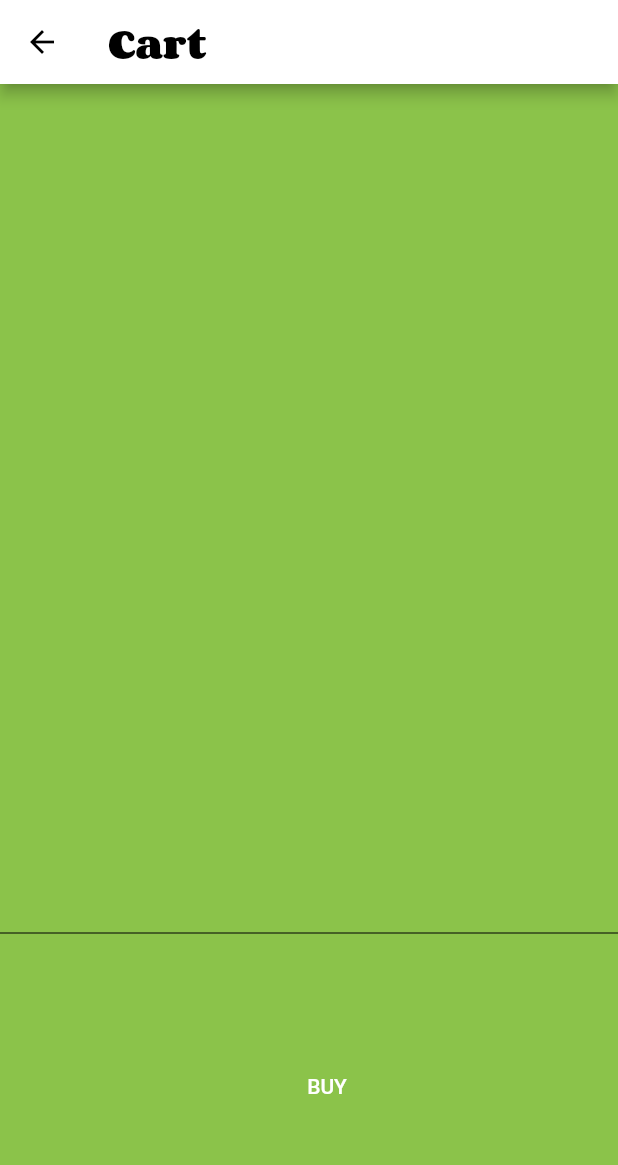
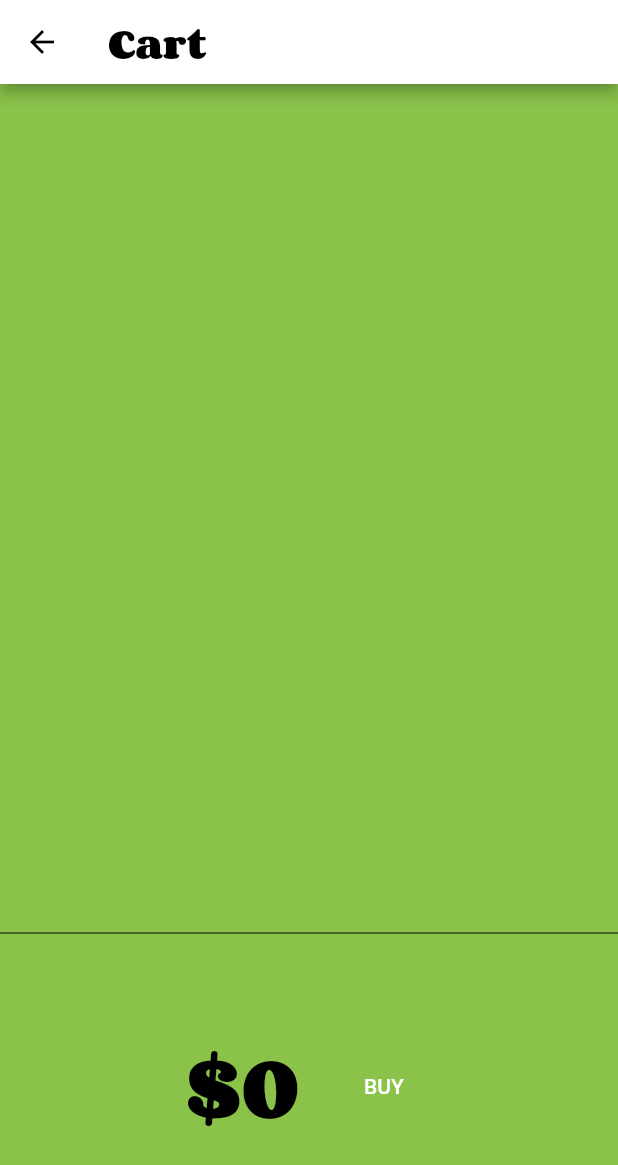
Before and after one commit to dannysunyu/flutter-redux-shopper, a Flutter app: the MyCart screen opened by its route, on a phone screen of 412 x 824 dp. Shown: the top 1165 px of the screen. Run offline on Flutter 3.47's test engine with Material 2 defaults, Android fonts, the phone set to English and light mode, and no system bars; our stand-ins replace flutter_redux, redux.

Commit message:
finish refactoring

```diff
--- a/lib/screens/cart.dart
+++ b/lib/screens/cart.dart
@@ -4,7 +4,6 @@
 
 import 'package:flutter/material.dart';
 import 'package:flutter_redux/flutter_redux.dart';
-import 'package:provider/provider.dart';
 import 'package:shopper/models/cart.dart';
 import 'package:shopper/redux/actions.dart';
 
@@ -43,14 +42,12 @@ class _CartList extends StatelessWidget {
     var itemNameStyle = Theme.of(context).textTheme.headline6;
 
     Function(int)? removeCallback;
-    return StoreConnector<CartModel, CartModel>(
-      converter: (store) {
+    return StoreConnector<CartModel, CartModel>(converter: (store) {
       removeCallback = (index) {
         store.dispatch(RemoveItemAction(store.state.items[index]));
       };
       return store.state;
-      },
-      builder: (context, cart) {
+    }, builder: (context, cart) {
       return ListView.builder(
         itemCount: cart.items.length,
         itemBuilder: (context, index) => ListTile(
@@ -67,8 +64,7 @@ class _CartList extends StatelessWidget {
           ),
         ),
       );
-      }
-    );
+    });
   }
 }
 
@@ -84,9 +80,11 @@ class _CartTotal extends StatelessWidget {
         child: Row(
           mainAxisAlignment: MainAxisAlignment.center,
           children: [
-            // Consumer<CartModel>(
-            //     builder: (context, cart, child) =>
-            //         Text('\$${cart.totalPrice}', style: hugeStyle)),
+            StoreConnector<CartModel, String>(converter: (store) {
+              return '\$${store.state.totalPrice}';
+            }, builder: (context, totalPrice) {
+              return Text(totalPrice, style: hugeStyle);
+            }),
             const SizedBox(width: 24),
             TextButton(
               onPressed: () {
```
Lines whose indentation alone changed are shown as unchanged.
